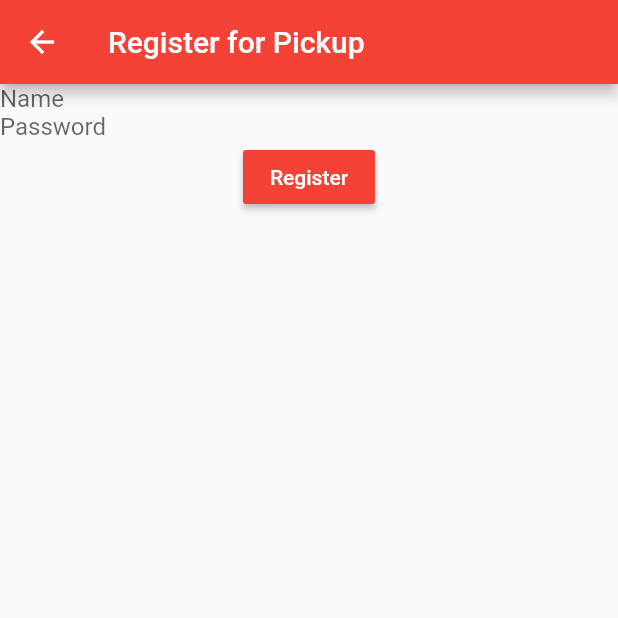
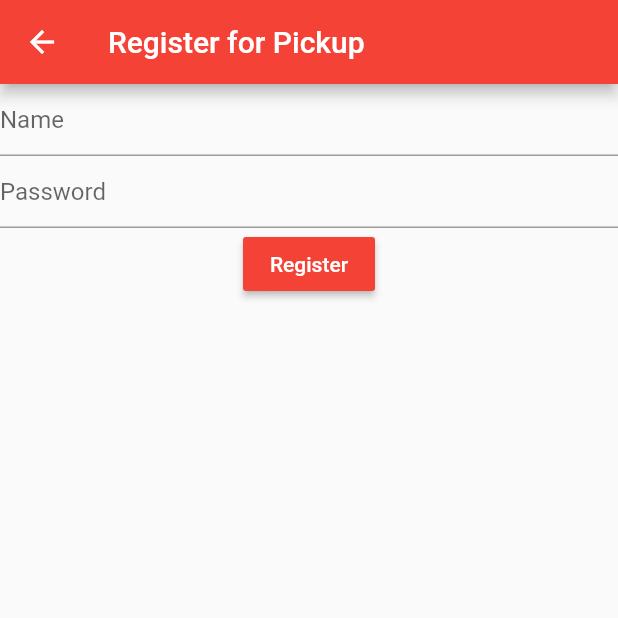
Before and after one commit to mxb9771/team_pickup, a Flutter app: the screen it shows after launch, after a tap on "Register", on a phone screen of 412 x 824 dp, the top half of it. Run offline on Flutter 3.47's test engine with Material 2 defaults, Android fonts, the phone set to English and light mode, and no system bars.

Commit message:
cleaned up house

```diff
--- a/lib/login_page.dart
+++ b/lib/login_page.dart
@@ -25,6 +25,36 @@ class _loginPageState extends State<LoginPage>{
     return Scaffold(appBar: AppBar(title: Text("Login"),),
     body: Column(
         children: <Widget>[
+
+          TextFormField(
+            controller: nameController,
+            decoration: new InputDecoration(
+              hintText: "Username",
+              focusedBorder: OutlineInputBorder(
+                borderSide: BorderSide(color: Colors.redAccent,
+                width: 1.0)
+              )
+
+            ),
+          ),
+          TextFormField(
+            controller: passController,
+            decoration: new InputDecoration(
+                hintText: "Password",
+                focusedBorder: OutlineInputBorder(
+                    borderSide: BorderSide(color: Colors.redAccent,
+                        width: 1.0)
+                )
+
+            ),
+          ),
+      Container(
+            child: RaisedButton(
+              color: Colors.red,
+              child: Text("Submit", style: TextStyle(color: Colors.white)),
+              onPressed: _checkLogin,
+            ),
+          ),
           Container(
             child: RaisedButton(
               color: Colors.red,
@@ -32,18 +62,6 @@ class _loginPageState extends State<LoginPage>{
               onPressed: (){Navigator.push(context,
                     MaterialPageRoute(builder: (context) => RegisterPage(database: database,)));
               },
-          ),
-          ),
-          Container(
-            child: Text("Or Log In Below:"),
-          ),
-          TextFormField(controller: nameController, decoration: new InputDecoration.collapsed(hintText: "Name"),),
-          TextFormField(controller: passController, decoration: new InputDecoration.collapsed(hintText: "Password"),),
-          Container(
-            child: RaisedButton(
-              color: Colors.red,
-              child: Text("Login", style: TextStyle(color: Colors.white)),
-              onPressed: _checkLogin,
           ),
           ),
         ],
--- a/lib/register_page.dart
+++ b/lib/register_page.dart
@@ -25,8 +25,28 @@ class _RegisterScreenState extends State<RegisterPage>{
   Widget build(BuildContext context) {
     return Scaffold(appBar: AppBar(title: Text('Register for Pickup'),),
     body: Column(children: <Widget>[
-      TextFormField(controller: nameController, decoration: new InputDecoration.collapsed(hintText: "Name"),),
-      TextFormField(obscureText: true, controller: passController,decoration: new InputDecoration.collapsed(hintText: "Password"),),
+      TextFormField(
+        controller: nameController,
+        decoration: new InputDecoration(
+            hintText: "Name",
+            focusedBorder: OutlineInputBorder(
+                borderSide: BorderSide(color: Colors.redAccent,
+                    width: 1.0)
+            )
+
+        ),
+      ),
+      TextFormField(
+        controller: passController,
+        decoration: new InputDecoration(
+            hintText: "Password",
+            focusedBorder: OutlineInputBorder(
+                borderSide: BorderSide(color: Colors.redAccent,
+                    width: 1.0)
+            )
+
+        ),
+      ),
       Container(
             child: RaisedButton(
               color: Colors.red,
```
